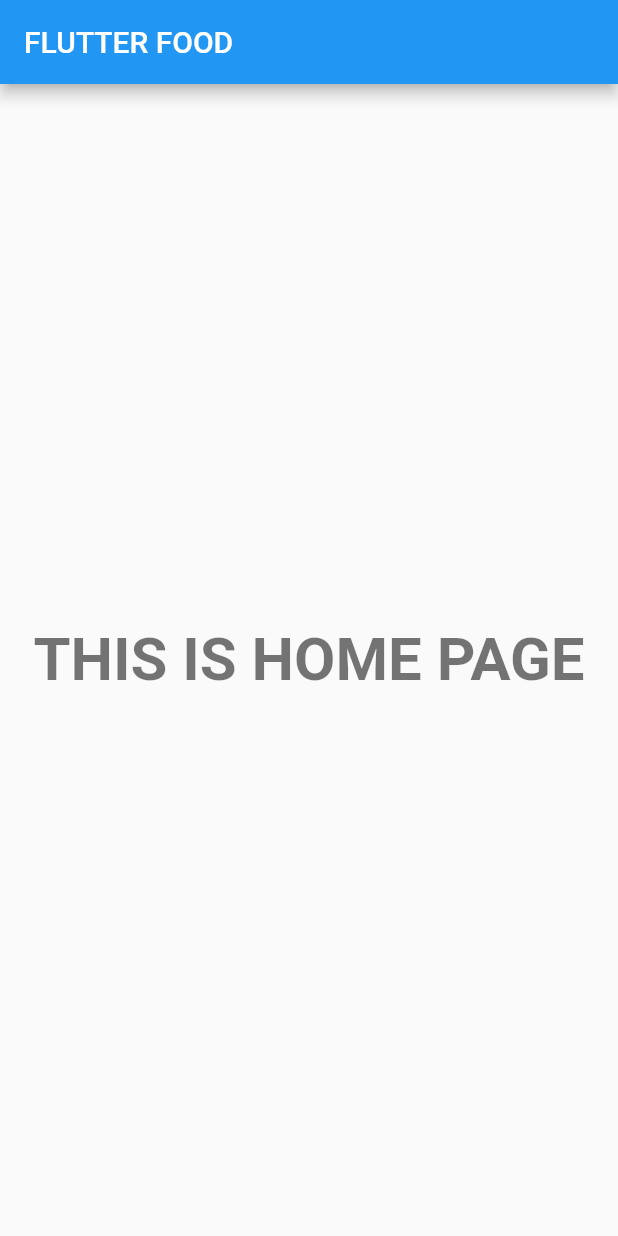
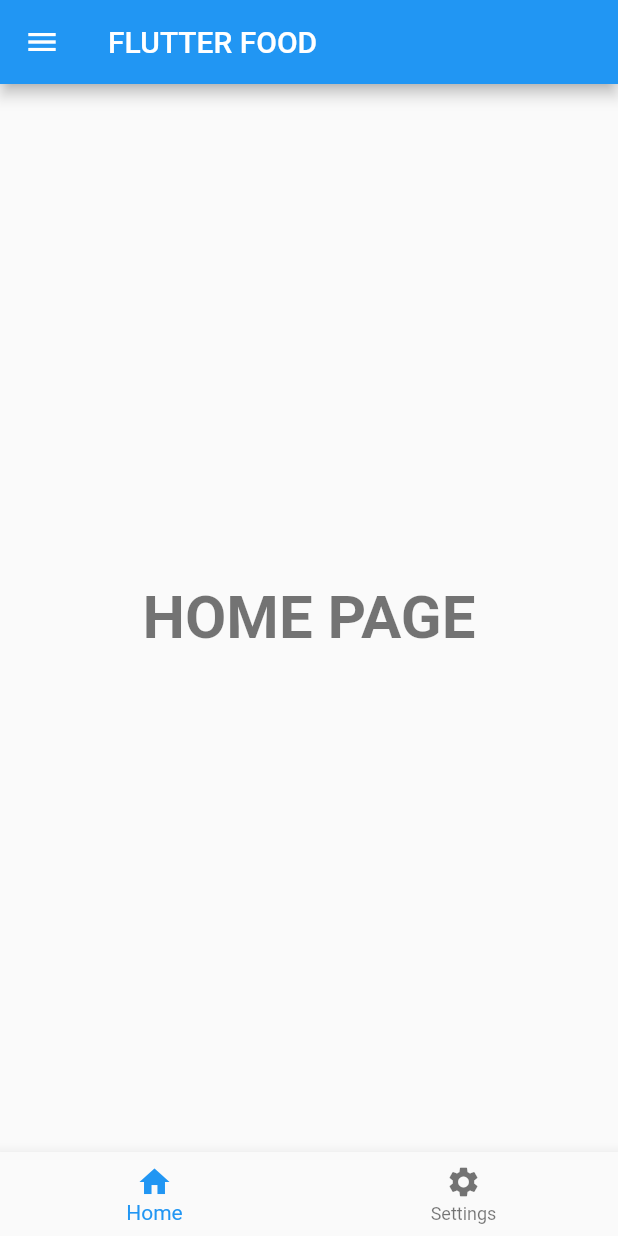
Before and after one commit to MoeMondays/hook_food, a Flutter app: the Home screen opened directly, on a phone screen of 412 x 824 dp. Run offline on Flutter 3.47's test engine with Material 2 defaults, Android fonts, the phone set to English and light mode, and no system bars.

Commit message:
hook_food

```diff
--- /dev/null
+++ b/lib/pages/home/home.dart
@@ -0,0 +1,118 @@
+import 'package:flutter/material.dart';
+import 'package:hook_food/pages/login/login_page.dart';
+
+class Home extends StatefulWidget {
+  static const routeName = "/home";
+
+  const Home({Key? key}) : super(key: key);
+
+  @override
+  _HomeState createState() => _HomeState();
+}
+
+class _HomeState extends State<Home> {
+  var _subPageIndex = 0;
+  var _selectedBottomNavIndex = 0;
+
+  Row _buildDrawerItem(Widget icon, String title) {
+    return Row(
+      children: [
+        Padding(
+          padding: const EdgeInsets.only(right: 8),
+          child: icon,
+        ),
+        Text(title),
+      ],
+    );
+  }
+
+  _buildSubPage(){
+    switch(_subPageIndex){
+      case 0:
+        return Text("HOME PAGE", style: Theme.of(context).textTheme.headline1,);
+      case 1:
+        return Text("PAGE 1", style: Theme.of(context).textTheme.headline1,);
+      case 2:
+        return Text("PAGE 2", style: Theme.of(context).textTheme.headline1,);
+      case 3:
+        return Text("SETTINGS", style: Theme.of(context).textTheme.headline1,);
+    }
+  }
+
+  _showSubPage(int index){
+    setState(() {
+      _subPageIndex = index;
+      Navigator.of(context).pop();
+    });
+  }
+
+  @override
+  Widget build(BuildContext context) {
+    return Scaffold(
+      appBar: AppBar(title: Text("FLUTTER FOOD"),),
+
+      drawer: Drawer(
+        child: ListView(
+          padding: EdgeInsets.zero,
+          children: [
+            DrawerHeader(
+              decoration: BoxDecoration(
+                color: Colors.blue,
+              ),
+              child: Row(
+                children: [
+                  Icon(
+                    Icons.person,
+                    size: 50,
+                    color: Colors.white,
+                  ),
+                  Text("Hello World", style: TextStyle(color: Colors.white),),
+                ],
+              ),
+            ),
+
+            ListTile(
+              title: _buildDrawerItem(Icon(Icons.home), "HOME"),
+              onTap: () => _showSubPage(0),
+            ),
+            ListTile(
+              title: _buildDrawerItem(Icon(Icons.person), "PAGE 1"),
+              onTap: () => _showSubPage(1),
+            ),
+            ListTile(
+              title: _buildDrawerItem(Icon(Icons.file_copy), "PAGE 2"),
+              onTap: () => _showSubPage(2),
+            ),
+            ListTile(
+              title: _buildDrawerItem(Icon(Icons.settings), "SETTINGS"),
+              onTap: () => _showSubPage(3),
+            ),
+          ],
+        ),
+      ),
+
+      bottomNavigationBar: BottomNavigationBar(
+        currentIndex: _selectedBottomNavIndex,
+        items: [
+          BottomNavigationBarItem(
+            icon: Icon(Icons.home),
+            label: "Home",
+          ),
+          BottomNavigationBarItem(
+            icon: Icon(Icons.settings),
+            label: "Settings",
+          ),
+        ],
+        onTap: (index){
+          setState(() {
+            _selectedBottomNavIndex = index;
+          });
+        },
+      ),
+
+      body: Center(
+        child: _buildSubPage(),
+      ),
+    );
+  }
+}
--- a/lib/pages/login/home.dart
+++ /dev/null
@@ -1,16 +0,0 @@
-import 'package:flutter/material.dart';
-
-class Home extends StatelessWidget {
-  const Home({Key? key}) : super(key: key);
-
-  @override
-  Widget build(BuildContext context) {
-    return Scaffold(
-      appBar: AppBar(title: Text("FLUTTER FOOD"),),
-
-      body: Center(
-        child: Text("THIS IS HOME PAGE", style: Theme.of(context).textTheme.headline1,),
-      ),
-    );
-  }
-}
```
Also changed, not shown: lib/main.dart (+7 -87 lines), lib/pages/login/login_page.dart (+68 -61 lines).
